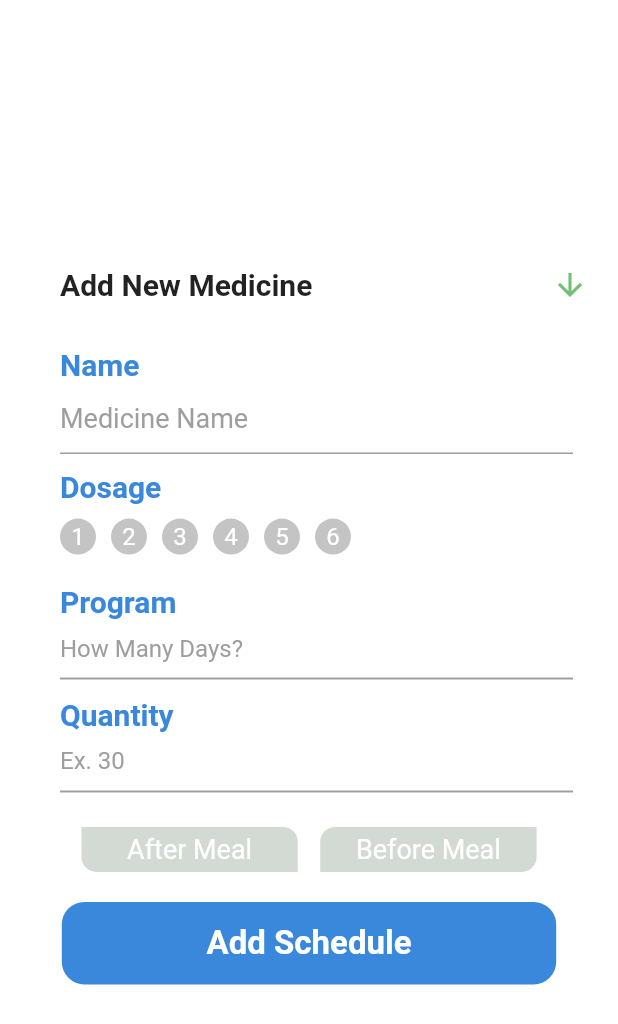
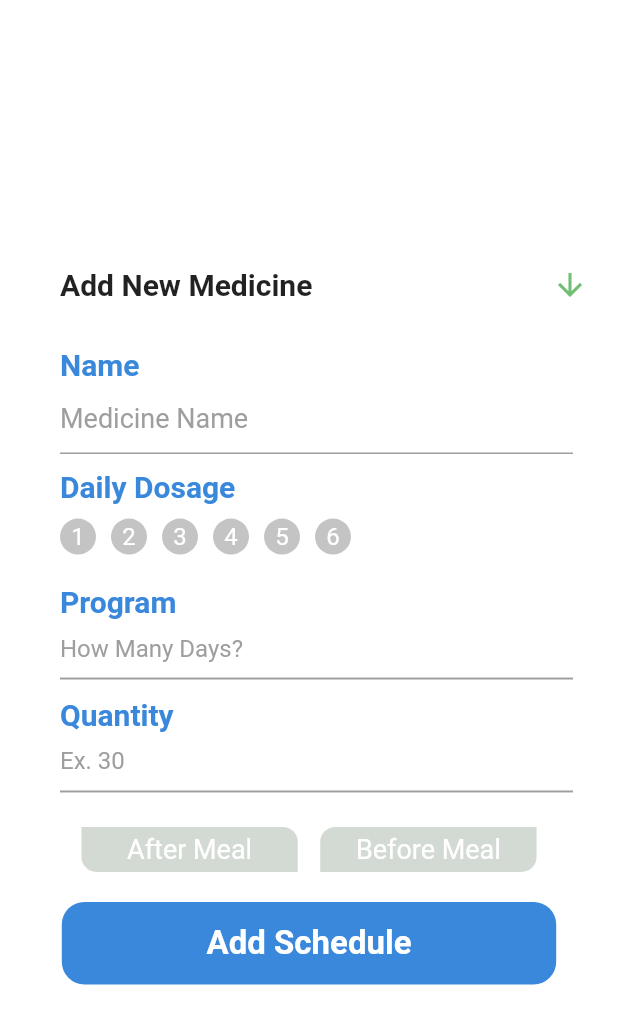
Before and after one commit to mohammadalihera/Medicine_Reminder, a Flutter app: the NewMedicineDetail widget shown alone on an empty page, opened directly, on a phone screen of 412 x 824 dp. Shown: the top 1024 px of the screen. Run offline on Flutter 3.47's test engine with Material 2 defaults, Android fonts, the phone set to English and light mode, and no system bars; our stand-ins replace date_time_picker, double_back_to_close, flutter_svg, flutter_time_picker_spinner, get, numberpicker and 1 more; Roboto replaces fonts that are missing (AvenirNextCyr).

Commit message:
new bug fixes

```diff
--- a/lib/main.dart
+++ b/lib/main.dart
@@ -41,7 +41,7 @@ class MyApp extends StatelessWidget {
               ),
               home: signInController.signIn
                   ? Dashboard()
-                  : SignUpPage() //Dashboard(),
+                  : Dashboard() //Dashboard(),
               );
         });
   }
--- a/lib/view/widgets/dashboard_widget/new_medicine_detail/medicine_dosage.dart
+++ b/lib/view/widgets/dashboard_widget/new_medicine_detail/medicine_dosage.dart
@@ -5,6 +5,9 @@ import 'package:flutter_time_picker_spinner/flutter_time_picker_spinner.dart';
 import 'package:intl/intl.dart';
 
 class MedicineDosageField extends StatefulWidget {
+  double dosageGap;
+
+  MedicineDosageField({this.dosageGap});
   @override
   _MedicineDosageFieldState createState() => _MedicineDosageFieldState();
 }
@@ -43,7 +46,8 @@ class _MedicineDosageFieldState extends State<MedicineDosageField> {
                   },
                   child: CircleAvatar(
                     radius: 12,
-                    backgroundColor: dosageNumber == 1 ? kPrimaryColor : offColor,
+                    backgroundColor:
+                        dosageNumber == 1 ? kPrimaryColor : offColor,
                     child: Center(
                       child: Text(
                         '1',
@@ -61,7 +65,8 @@ class _MedicineDosageFieldState extends State<MedicineDosageField> {
                   },
                   child: CircleAvatar(
                     radius: 12,
-                    backgroundColor: dosageNumber == 2 ? kPrimaryColor : offColor,
+                    backgroundColor:
+                        dosageNumber == 2 ? kPrimaryColor : offColor,
                     child: Center(
                       child: Text(
                         '2',
@@ -79,7 +84,8 @@ class _MedicineDosageFieldState extends State<MedicineDosageField> {
                   },
                   child: CircleAvatar(
                     radius: 12,
-                    backgroundColor: dosageNumber == 3 ? kPrimaryColor : offColor,
+                    backgroundColor:
+                        dosageNumber == 3 ? kPrimaryColor : offColor,
                     child: Center(
                       child: Text(
                         '3',
@@ -97,7 +103,8 @@ class _MedicineDosageFieldState extends State<MedicineDosageField> {
                   },
                   child: CircleAvatar(
                     radius: 12,
-                    backgroundColor: dosageNumber == 4 ? kPrimaryColor : offColor,
+                    backgroundColor:
+                        dosageNumber == 4 ? kPrimaryColor : offColor,
                     child: Center(
                       child: Text(
                         '4',
@@ -115,7 +122,8 @@ class _MedicineDosageFieldState extends State<MedicineDosageField> {
                   },
                   child: CircleAvatar(
                     radius: 12,
-                    backgroundColor: dosageNumber == 5 ? kPrimaryColor : offColor,
+                    backgroundColor:
+                        dosageNumber == 5 ? kPrimaryColor : offColor,
                     child: Center(
                       child: Text(
                         '5',
@@ -133,7 +141,8 @@ class _MedicineDosageFieldState extends State<MedicineDosageField> {
                   },
                   child: CircleAvatar(
                     radius: 12,
-                    backgroundColor: dosageNumber == 6 ? kPrimaryColor : offColor,
+                    backgroundColor:
+                        dosageNumber == 6 ? kPrimaryColor : offColor,
                     child: Center(
                       child: Text(
                         '6',
@@ -166,7 +175,7 @@ class _MedicineDosageFieldState extends State<MedicineDosageField> {
                                   ),
                                   color: kPrimaryColor,
                                 ),
-                                margin: EdgeInsets.only(right: 10),
+                                margin: EdgeInsets.only(right: widget.dosageGap),
                                 child: Center(
                                   child: Text(
                                     time_1,
@@ -191,7 +200,7 @@ class _MedicineDosageFieldState extends State<MedicineDosageField> {
                                   ),
                                   color: kPrimaryColor,
                                 ),
-                                margin: EdgeInsets.only(right: 10, left: 10),
+                                margin: EdgeInsets.only(right: widget.dosageGap, left: widget.dosageGap),
                                 child: Center(
                                   child: Text(
                                     time_2,
@@ -216,7 +225,7 @@ class _MedicineDosageFieldState extends State<MedicineDosageField> {
                                   ),
                                   color: kPrimaryColor,
                                 ),
-                                margin: EdgeInsets.only(right: 10, left: 10),
+                                margin: EdgeInsets.only(right: widget.dosageGap, left: widget.dosageGap),
                                 child: Center(
                                   child: Text(
                                     time_3,
@@ -248,7 +257,7 @@ class _MedicineDosageFieldState extends State<MedicineDosageField> {
                                   ),
                                   color: kPrimaryColor,
                                 ),
-                                margin: EdgeInsets.only(right: 10, bottom: 7),
+                                margin: EdgeInsets.only(right: widget.dosageGap, bottom: 7),
                                 child: Center(
                                   child: Text(
                                     time_4,
@@ -274,7 +283,7 @@ class _MedicineDosageFieldState extends State<MedicineDosageField> {
                                   color: kPrimaryColor,
                                 ),
                                 margin: EdgeInsets.only(
-                                    right: 10, left: 10, bottom: 7),
+                                    right: widget.dosageGap, left: widget.dosageGap, bottom: 7),
                                 child: Center(
                                   child: Text(
                                     time_5,
@@ -300,7 +309,7 @@ class _MedicineDosageFieldState extends State<MedicineDosageField> {
                                   color: kPrimaryColor,
                                 ),
                                 margin: EdgeInsets.only(
-                                    right: 10, left: 10, bottom: 7),
+                                    right: widget.dosageGap, left: widget.dosageGap, bottom: 7),
                                 child: Center(
                                   child: Text(
                                     time_6,
--- a/lib/view/widgets/dashboard_widget/new_medicine_detail/new_medicine_detail.dart
+++ b/lib/view/widgets/dashboard_widget/new_medicine_detail/new_medicine_detail.dart
@@ -15,8 +15,21 @@ class NewMedicineDetail extends StatefulWidget {
 class _NewMedicineDetailState extends State<NewMedicineDetail> {
   TextEditingController editingController = new TextEditingController();
   String meal = '';
+
+  double screenWidth;
+  double dosageGap;
+
   @override
   Widget build(BuildContext context) {
+    screenWidth = MediaQuery.of(context).size.width;
+
+    if (screenWidth <= 380) {
+      dosageGap = 3;
+    }
+    if (screenWidth > 380) {
+      dosageGap = 12;
+    }
+
     return Center(
       child: Container(
         child: SingleChildScrollView(
@@ -75,14 +88,14 @@ class _NewMedicineDetailState extends State<NewMedicineDetail> {
                     Container(
                       margin: EdgeInsets.only(left: 40, top: 10),
                       child: Text(
-                        'Dosage',
+                        'Daily Dosage',
                         style: TextStyle(
                             fontSize: 20,
                             color: kPrimaryColor,
                             fontWeight: FontWeight.w600),
                       ),
                     ),
-                    MedicineDosageField(),
+                    MedicineDosageField(dosageGap: dosageGap),
                     MedicinePrograme(),
                     MedicineQuantity(),
                     Container(
@@ -123,8 +136,10 @@ class _NewMedicineDetailState extends State<NewMedicineDetail> {
                           child: Center(
                             child: Text(
                               'Add Schedule',
-                              style:
-                                  TextStyle(fontSize: 22, color: Colors.white, fontWeight: FontWeight.w600),
+                              style: TextStyle(
+                                  fontSize: 22,
+                                  color: Colors.white,
+                                  fontWeight: FontWeight.w600),
                             ),
                           ),
                         ),
```
Also changed, not shown: lib/view/pages/dashboard.dart (+12 -1 lines).
